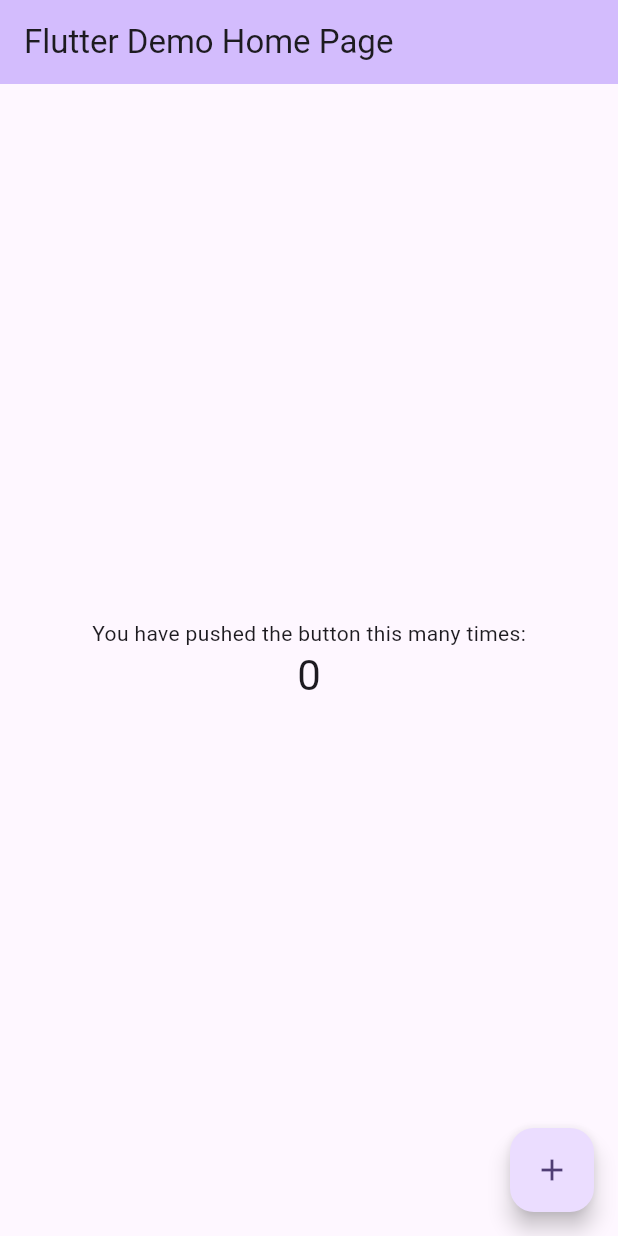
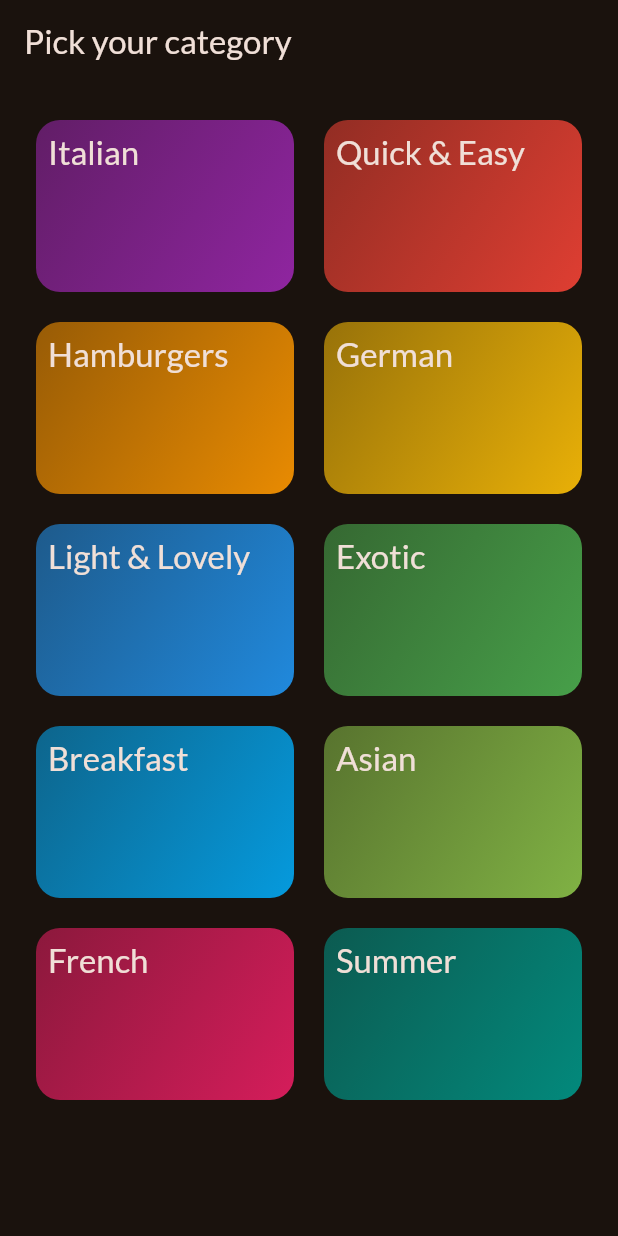
Before and after one commit to Navid-Rahman/Meals-App-Flutter, a Flutter app: the screen it shows after launch, on a phone screen of 412 x 824 dp. Run offline on Flutter 3.47's test engine with Material 2 defaults, Android fonts, the phone set to English and light mode, and no system bars; our stand-ins replace google_fonts.

Commit message:
Basic UI and Modularity obtained

```diff
--- /dev/null
+++ b/lib/data/dummy_data.dart
@@ -0,0 +1,56 @@
+import 'package:flutter/material.dart';
+
+import 'package:meals_app/models/category.dart';
+
+final availableCategories = [
+  Category(
+    id: 'c1',
+    title: 'Italian',
+    color: Colors.purple,
+  ),
+  Category(
+    id: 'c2',
+    title: 'Quick & Easy',
+    color: Colors.red,
+  ),
+  Category(
+    id: 'c3',
+    title: 'Hamburgers',
+    color: Colors.orange,
+  ),
+  Category(
+    id: 'c4',
+    title: 'German',
+    color: Colors.amber,
+  ),
+  Category(
+    id: 'c5',
+    title: 'Light & Lovely',
+    color: Colors.blue,
+  ),
+  Category(
+    id: 'c6',
+    title: 'Exotic',
+    color: Colors.green,
+  ),
+  Category(
+    id: 'c7',
+    title: 'Breakfast',
+    color: Colors.lightBlue,
+  ),
+  Category(
+    id: 'c8',
+    title: 'Asian',
+    color: Colors.lightGreen,
+  ),
+  Category(
+    id: 'c9',
+    title: 'French',
+    color: Colors.pink,
+  ),
+  Category(
+    id: 'c10',
+    title: 'Summer',
+    color: Colors.teal,
+  ),
+];
--- a/lib/main.dart
+++ b/lib/main.dart
@@ -1,125 +1,20 @@
 import 'package:flutter/material.dart';
+import 'package:meals_app/screens/categories.dart';
+import 'package:meals_app/utils/theme_data.dart';
 
 void main() {
-  runApp(const MyApp());
+  runApp(const MealsApp());
 }
 
-class MyApp extends StatelessWidget {
-  const MyApp({super.key});
+class MealsApp extends StatelessWidget {
+  const MealsApp({super.key});
 
-  // This widget is the root of your application.
   @override
   Widget build(BuildContext context) {
     return MaterialApp(
-      title: 'Flutter Demo',
-      theme: ThemeData(
-        // This is the theme of your application.
-        //
-        // TRY THIS: Try running your application with "flutter run". You'll see
-        // the application has a blue toolbar. Then, without quitting the app,
-        // try changing the seedColor in the colorScheme below to Colors.green
-        // and then invoke "hot reload" (save your changes or press the "hot
-        // reload" button in a Flutter-supported IDE, or press "r" if you used
-        // the command line to start the app).
-        //
-        // Notice that the counter didn't reset back to zero; the application
-        // state is not lost during the reload. To reset the state, use hot
-        // restart instead.
-        //
-        // This works for code too, not just values: Most code changes can be
-        // tested with just a hot reload.
-        colorScheme: ColorScheme.fromSeed(seedColor: Colors.deepPurple),
-        useMaterial3: true,
-      ),
-      home: const MyHomePage(title: 'Flutter Demo Home Page'),
+      debugShowCheckedModeBanner: false,
+      theme: theme,
+      home: const CategoriesScreen(),
     );
   }
 }
-
-class MyHomePage extends StatefulWidget {
-  const MyHomePage({super.key, required this.title});
-
-  // This widget is the home page of your application. It is stateful, meaning
-  // that it has a State object (defined below) that contains fields that affect
-  // how it looks.
-
-  // This class is the configuration for the state. It holds the values (in this
-  // case the title) provided by the parent (in this case the App widget) and
-  // used by the build method of the State. Fields in a Widget subclass are
-  // always marked "final".
-
-  final String title;
-
-  @override
-  State<MyHomePage> createState() => _MyHomePageState();
-}
-
-class _MyHomePageState extends State<MyHomePage> {
-  int _counter = 0;
-
-  void _incrementCounter() {
-    setState(() {
-      // This call to setState tells the Flutter framework that something has
-      // changed in this State, which causes it to rerun the build method below
-      // so that the display can reflect the updated values. If we changed
-      // _counter without calling setState(), then the build method would not be
-      // called again, and so nothing would appear to happen.
-      _counter++;
-    });
-  }
-
-  @override
-  Widget build(BuildContext context) {
-    // This method is rerun every time setState is called, for instance as done
-    // by the _incrementCounter method above.
-    //
-    // The Flutter framework has been optimized to make rerunning build methods
-    // fast, so that you can just rebuild anything that needs updating rather
-    // than having to individually change instances of widgets.
-    return Scaffold(
-      appBar: AppBar(
-        // TRY THIS: Try changing the color here to a specific color (to
-        // Colors.amber, perhaps?) and trigger a hot reload to see the AppBar
-        // change color while the other colors stay the same.
-        backgroundColor: Theme.of(context).colorScheme.inversePrimary,
-        // Here we take the value from the MyHomePage object that was created by
-        // the App.build method, and use it to set our appbar title.
-        title: Text(widget.title),
-      ),
-      body: Center(
-        // Center is a layout widget. It takes a single child and positions it
-        // in the middle of the parent.
-        child: Column(
-          // Column is also a layout widget. It takes a list of children and
-          // arranges them vertically. By default, it sizes itself to fit its
-          // children horizontally, and tries to be as tall as its parent.
-          //
-          // Column has various properties to control how it sizes itself and
-          // how it positions its children. Here we use mainAxisAlignment to
-          // center the children vertically; the main axis here is the vertical
-          // axis because Columns are vertical (the cross axis would be
-          // horizontal).
-          //
-          // TRY THIS: Invoke "debug painting" (choose the "Toggle Debug Paint"
-          // action in the IDE, or press "p" in the console), to see the
-          // wireframe for each widget.
-          mainAxisAlignment: MainAxisAlignment.center,
-          children: <Widget>[
-            const Text(
-              'You have pushed the button this many times:',
-            ),
-            Text(
-              '$_counter',
-              style: Theme.of(context).textTheme.headlineMedium,
-            ),
-          ],
-        ),
-      ),
-      floatingActionButton: FloatingActionButton(
-        onPressed: _incrementCounter,
-        tooltip: 'Increment',
-        child: const Icon(Icons.add),
-      ), // This trailing comma makes auto-formatting nicer for build methods.
-    );
-  }
-}
--- /dev/null
+++ b/lib/models/category.dart
@@ -0,0 +1,14 @@
+// ignore_for_file: public_member_api_docs, sort_constructors_first
+import 'package:flutter/material.dart';
+
+class Category {
+  Category({
+    required this.id,
+    required this.title,
+    this.color = Colors.orange,
+  });
+
+  final Color color;
+  final String id;
+  final String title;
+}
--- /dev/null
+++ b/lib/screens/categories.dart
@@ -0,0 +1,30 @@
+import 'package:flutter/material.dart';
+import 'package:meals_app/data/dummy_data.dart';
+import 'package:meals_app/widgets/category_grid_item.dart';
+
+class CategoriesScreen extends StatelessWidget {
+  const CategoriesScreen({super.key});
+
+  @override
+  Widget build(BuildContext context) {
+    return Scaffold(
+      appBar: AppBar(
+        title: const Text('Pick your category'),
+      ),
+      body: GridView(
+        padding: const EdgeInsets.all(24),
+        gridDelegate: const SliverGridDelegateWithFixedCrossAxisCount(
+          crossAxisCount: 2,
+          childAspectRatio: 3 / 2,
+          crossAxisSpacing: 20,
+          mainAxisSpacing: 20,
+        ),
+        children: [
+          // availableCategories.map((category) => CategoryGridItem(category: category)).toList(),
+          for (final category in availableCategories)
+            CategoryGridItem(category: category),
+        ],
+      ),
+    );
+  }
+}
--- /dev/null
+++ b/lib/utils/theme_data.dart
@@ -0,0 +1,11 @@
+import 'package:flutter/material.dart';
+import 'package:google_fonts/google_fonts.dart';
+
+final theme = ThemeData(
+  useMaterial3: true,
+  colorScheme: ColorScheme.fromSeed(
+    brightness: Brightness.dark,
+    seedColor: const Color.fromARGB(255, 131, 57, 0),
+  ),
+  textTheme: GoogleFonts.latoTextTheme(),
+);
--- /dev/null
+++ b/lib/widgets/category_grid_item.dart
@@ -0,0 +1,42 @@
+import 'package:flutter/material.dart';
+import 'package:meals_app/models/category.dart';
+
+class CategoryGridItem extends StatelessWidget {
+  const CategoryGridItem({
+    super.key,
+    required this.category,
+  });
+
+  final Category category;
+
+  @override
+  Widget build(BuildContext context) {
+    return InkWell(
+      onTap: () {
+        //! Apply onTap Functionality
+      },
+      splashColor: Theme.of(context).primaryColor,
+      borderRadius: BorderRadius.circular(16),
+      child: Container(
+        padding: const EdgeInsets.all(8),
+        decoration: BoxDecoration(
+          borderRadius: BorderRadius.circular(16),
+          gradient: LinearGradient(
+            colors: [
+              category.color.withOpacity(0.55),
+              category.color.withOpacity(0.9),
+            ],
+            begin: Alignment.topLeft,
+            end: Alignment.bottomRight,
+          ),
+        ),
+        child: Text(
+          category.title,
+          style: Theme.of(context).textTheme.titleLarge!.copyWith(
+                color: Theme.of(context).colorScheme.onBackground,
+              ),
+        ),
+      ),
+    );
+  }
+}
--- a/pubspec.yaml
+++ b/pubspec.yaml
@@ -35,6 +35,7 @@ dependencies:
   # The following adds the Cupertino Icons font to your application.
   # Use with the CupertinoIcons class for iOS style icons.
   cupertino_icons: ^1.0.2
+  google_fonts: ^5.1.0
 
 dev_dependencies:
   flutter_test:
```
Also changed, not shown: pubspec.lock, 66 other files.
